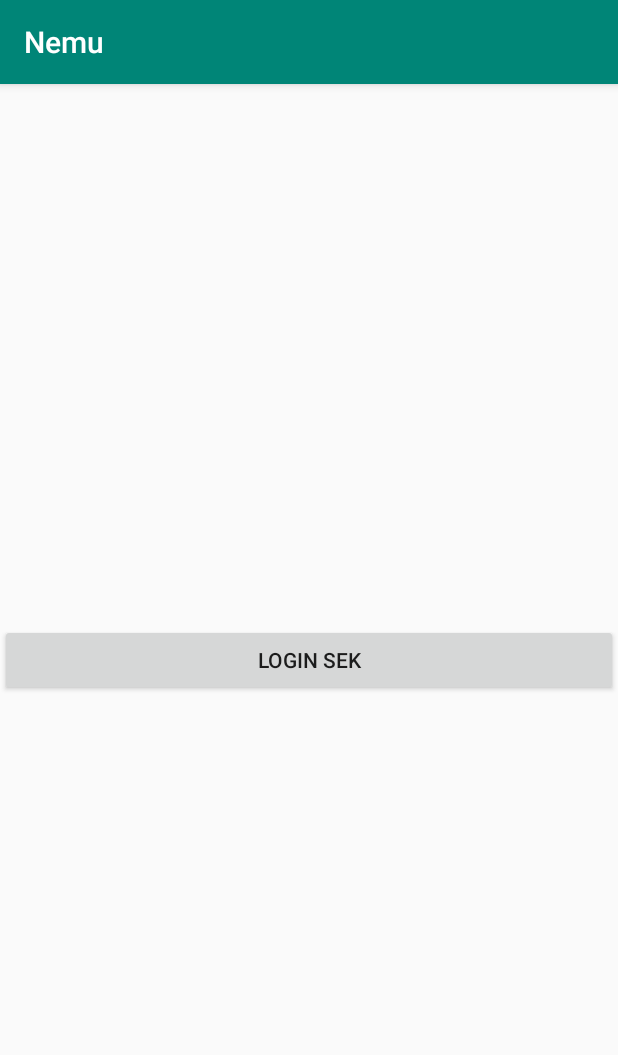
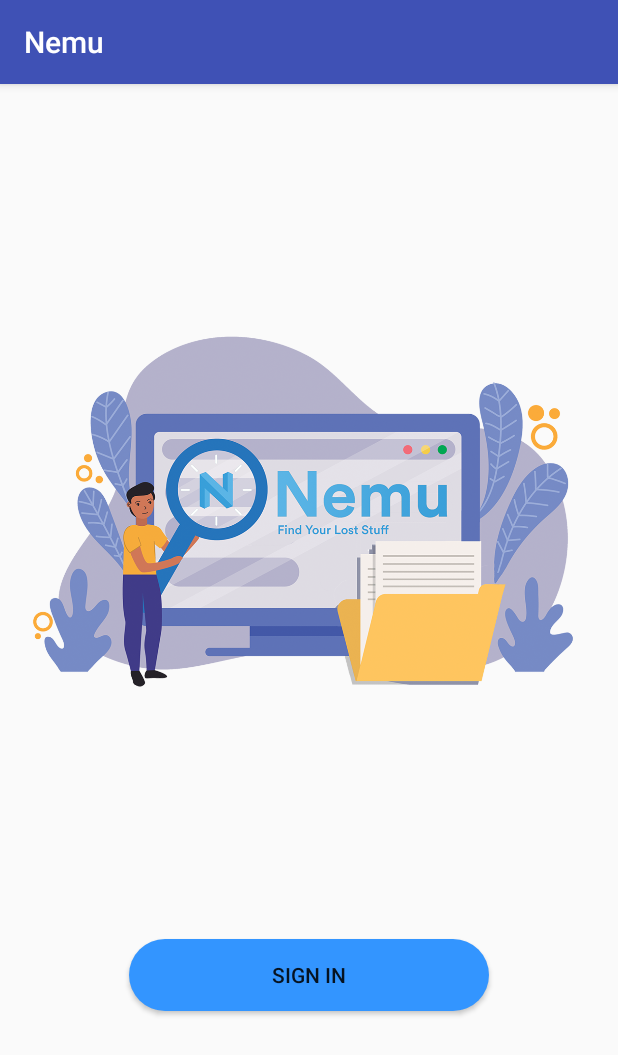
Before and after one commit to ahikmah/nemu, an Android app: the screen it shows after launch (LoginActivity), on a phone screen of 412 x 824 dp. Shown: the top 1055 px of the screen. Run offline under Robolectric (Android 15) with nearby library versions, the phone set to English and light mode, and no system bars; our stand-ins replace Firebase (no records; nobody signed in at launch, a user with empty details on screens opened directly), navigation-ui; libraries missing offline, so code that uses them is left out: com.firebase.ui.

Commit message:
styling login screen

```diff
--- a/app/src/main/AndroidManifest.xml
+++ b/app/src/main/AndroidManifest.xml
@@ -12,9 +12,9 @@
 		android:roundIcon="@mipmap/ic_launcher_round"
 		android:supportsRtl="true"
 		android:theme="@style/AppTheme">
-		<activity android:name=".form.formGolek"></activity>
+		<activity android:name=".form.formGolek"/>
 		<activity android:name=".form.formNemu" />
-		<activity android:name=".LoginActivity" />
+		<activity android:name=".LoginActivity"/>
 		<activity
 			android:name=".MainActivity"
 			android:label="@string/app_name">
--- /dev/null
+++ b/app/src/main/res/drawable/btn_rounded.xml
@@ -0,0 +1,5 @@
+<?xml version="1.0" encoding="utf-8"?>
+<shape android:shape="rectangle" xmlns:android="http://schemas.android.com/apk/res/android">
+    <solid android:color="@color/bg_screen2"></solid>
+    <corners android:radius="32dp"></corners>
+</shape>
--- a/app/src/main/res/layout/activity_login.xml
+++ b/app/src/main/res/layout/activity_login.xml
@@ -1,27 +1,41 @@
 <?xml version="1.0" encoding="utf-8"?>
-<RelativeLayout xmlns:android="http://schemas.android.com/apk/res/android"
+<androidx.constraintlayout.widget.ConstraintLayout xmlns:android="http://schemas.android.com/apk/res/android"
+    xmlns:app="http://schemas.android.com/apk/res-auto"
     xmlns:tools="http://schemas.android.com/tools"
     android:layout_width="match_parent"
     android:layout_height="match_parent"
-	android:gravity="center"
     tools:context=".LoginActivity">
+
+    <ImageView
+        android:id="@+id/imageView"
+        android:layout_width="wrap_content"
+        android:layout_height="0dp"
+        android:src="@drawable/hero"
+        android:contentDescription="@string/title_login"
+        app:layout_constraintBottom_toTopOf="@+id/btn_login"
+        app:layout_constraintEnd_toEndOf="parent"
+        app:layout_constraintStart_toStartOf="parent"
+        app:layout_constraintTop_toTopOf="parent" />
 
     <ProgressBar
         android:id="@+id/pb_login"
-		style="?android:attr/progressBarStyle"
         android:layout_width="wrap_content"
         android:layout_height="wrap_content"
-		android:layout_alignParentEnd="false"
-		android:layout_alignParentLeft="false"
-		android:layout_alignParentRight="false"
-		android:layout_alignParentStart="false"
-		android:layout_alignParentTop="false"
-		android:layout_centerHorizontal="true"
-		android:layout_centerVertical="true" />
+        android:layout_marginTop="88dp"
+        app:layout_constraintEnd_toEndOf="parent"
+        app:layout_constraintHorizontal_bias="0.498"
+        app:layout_constraintStart_toStartOf="@+id/imageView"
+        app:layout_constraintTop_toBottomOf="@+id/imageView" />
 
     <Button
         android:id="@+id/btn_login"
-		android:layout_width="match_parent"
+        android:layout_width="240dp"
         android:layout_height="wrap_content"
-		android:text="Login sek" />
-</RelativeLayout>
+        android:layout_marginBottom="150dp"
+        android:text="@string/action_sign_in_short"
+        android:background="@drawable/btn_rounded"
+        app:layout_constraintBottom_toBottomOf="parent"
+        app:layout_constraintEnd_toEndOf="parent"
+        app:layout_constraintStart_toStartOf="parent" />
+
+</androidx.constraintlayout.widget.ConstraintLayout>
--- a/app/src/main/res/values/colors.xml
+++ b/app/src/main/res/values/colors.xml
@@ -1,6 +1,12 @@
 <?xml version="1.0" encoding="utf-8"?>
 <resources>
-    <color name="colorPrimary">#008577</color>
-    <color name="colorPrimaryDark">#00574B</color>
-    <color name="colorAccent">#D81B60</color>
+    <color name="colorPrimary">#3F51B5</color>
+    <color name="colorPrimaryDark">#303F9F</color>
+    <color name="colorAccent">#FF4081</color>
+
+    <!-- Screens background color-->
+    <color name="bg_screen1">#20d2bb</color>
+    <color name="bg_screen2">#3395ff</color>
+    <color name="bg_screen3">#c873f4</color>
+
 </resources>
--- a/app/src/main/res/values/strings.xml
+++ b/app/src/main/res/values/strings.xml
@@ -1,17 +1,23 @@
 <resources>
 	<string name="app_name">Nemu</string>
+    <string name="title_login">Login</string>
 	<string name="title_home">Home</string>
 	<string name="title_dashboard">Dashboard</string>
 	<string name="title_notifications">Notifications</string>
+	<string name="title_activity_login">Masuk</string>
+
 	<string name="dummy">This is text</string>
-	<string name="title_activity_login">Masuk</string>
+	<string name="welcome">"Welcome !"</string>
+
 	<string name="prompt_email">Email</string>
 	<string name="prompt_password">Password</string>
+
 	<string name="action_sign_in">Sign in or register</string>
 	<string name="action_sign_in_short">Sign in</string>
-	<string name="welcome">"Welcome !"</string>
+
 	<string name="invalid_username">Not a valid username</string>
 	<string name="invalid_password">Password must be >5 characters</string>
+
 	<string name="login_failed">"Login failed"</string>
 	<string name="title_profile">Profile</string>
 	<string name="logout">Logout</string>
```
Also changed, not shown: app/src/main/res/drawable/hero.png (added), app/src/main/res/drawable/icon.png (renamed from app/src/main/res/mipmap-hdpi/icon.png), app/src/main/res/mipmap-mdpi/icon.png (added). Lines whose indentation alone changed are shown as unchanged.
